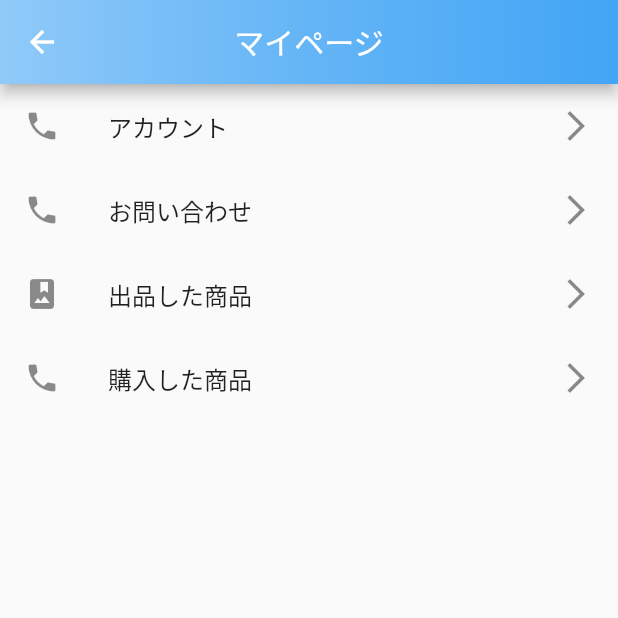
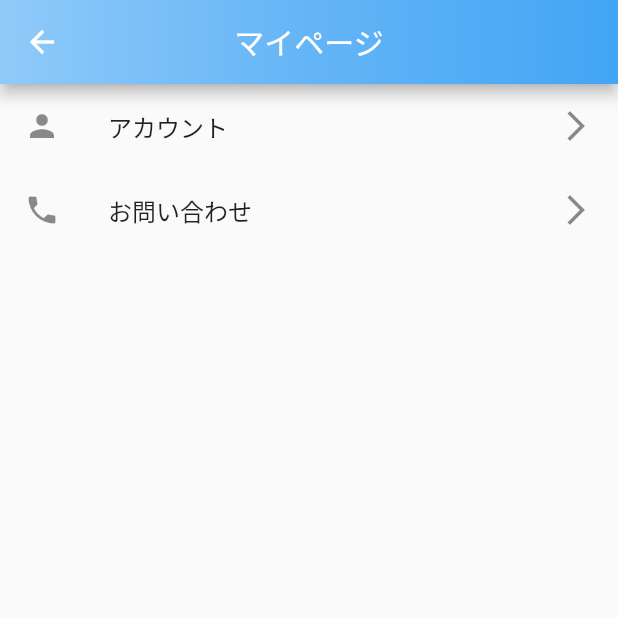
Before and after one commit to Ohno0704/Buyear, a Flutter app: the MyPage screen opened directly, on a phone screen of 412 x 824 dp, the top half of it. Run offline on Flutter 3.47's test engine with Material 2 defaults, Android fonts, the phone set to English and light mode, and no system bars; our stand-ins replace cloud_firestore, firebase_auth, firebase_core, firebase_storage, flutter_chat_types, flutter_chat_ui and 3 more; accounts and stored records are empty; network calls fail.

Commit message:
uidの取得完了

```diff
--- a/lib/Start/LoginPage.dart
+++ b/lib/Start/LoginPage.dart
@@ -103,12 +103,12 @@ class _MyAuthPageState extends State<LoginPage> {
                         'email': newMailAdress,
                         'password': newPassword,
                         'userName': newUsername,
+                        'userID': result.user!.uid,
                       });
                       // ユーザー情報を更新
                       userState.setUser(result.user!);
-                      // if(newUsername != null) {
                       userState.setUserName(newUsername!);
-                      // }
+                      userState.setUserID(result.user!.uid);
 
                       // ユーザー登録に成功した場合
                       // チャット画面に遷移＋ログイン画面を破棄
--- a/lib/routes/Account/MyPage.dart
+++ b/lib/routes/Account/MyPage.dart
@@ -12,17 +12,6 @@ class MyPage extends StatelessWidget {
         gradient:
           LinearGradient(colors: [Colors.blue.shade200, Colors.blue.shade300, Colors.blue.shade400]),
         actions: [
-          // contributor == user.email
-          // ? IconButton(
-          //   onPressed: () {
-          //     FirebaseFirestore.instance.collection("posts").doc(board.id).delete();
-          //     Navigator.push(
-          //         context,
-          //         MaterialPageRoute(builder: (context) => MyPage(),
-          //         ),
-          //       );
-          //   },
-          //   icon: Icon(Icons.account_circle))
         ],
       ),
       body: Container(
@@ -30,7 +19,7 @@ class MyPage extends StatelessWidget {
         child: ListView(
           children: <Widget>[
             ListTile(
-              leading: Icon(Icons.phone),
+              leading: Icon(Icons.person),
               title: Text('アカウント'),
               trailing:  Icon(Icons.arrow_forward_ios),
               onTap: () {
@@ -45,16 +34,16 @@ class MyPage extends StatelessWidget {
               title: Text('お問い合わせ'),
               trailing:  Icon(Icons.arrow_forward_ios),
             ),
-            ListTile(
-              leading: Icon(Icons.photo_album),
-              title: Text('出品した商品'),
-              trailing:  Icon(Icons.arrow_forward_ios),
-            ),
-            ListTile(
-              leading: Icon(Icons.phone),
-              title: Text('購入した商品'),
-              trailing:  Icon(Icons.arrow_forward_ios),
-            ),
+            // ListTile(
+            //   leading: Icon(Icons.photo_album),
+            //   title: Text('出品した商品'),
+            //   trailing:  Icon(Icons.arrow_forward_ios),
+            // ),
+            // ListTile(
+            //   leading: Icon(Icons.phone),
+            //   title: Text('購入した商品'),
+            //   trailing:  Icon(Icons.arrow_forward_ios),
+            // ),
           ],
         )
 
--- a/lib/user.dart
+++ b/lib/user.dart
@@ -5,6 +5,7 @@ class UserState extends ChangeNotifier {
   User? user;
   String? userName;
   String userIntroduce = "更新してください";
+  String? userID;
 
   void setUser(User newUser) {
     user = newUser;
@@ -20,4 +21,9 @@ class UserState extends ChangeNotifier {
     userIntroduce = newIntroduce;
     notifyListeners();
   }
+
+  void setUserID(String newUserID) {
+    userID = newUserID;
+    notifyListeners();
+  }
 }
```
Also changed, not shown: lib/routes/Account/AccountPage.dart (+0 -10 lines).
